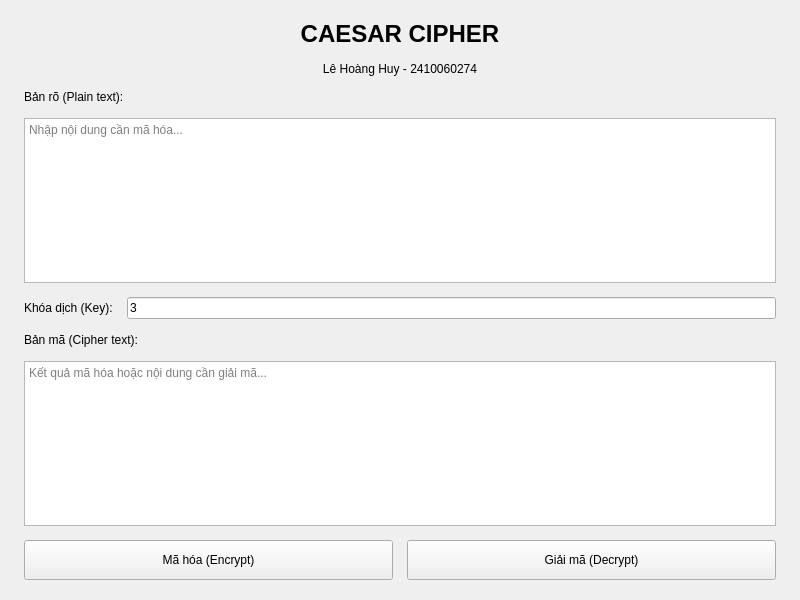
Qt form bai03/ui/caesar.ui (nh0z3ke-maker/LeHoangHuy_2410060274) before a commit.
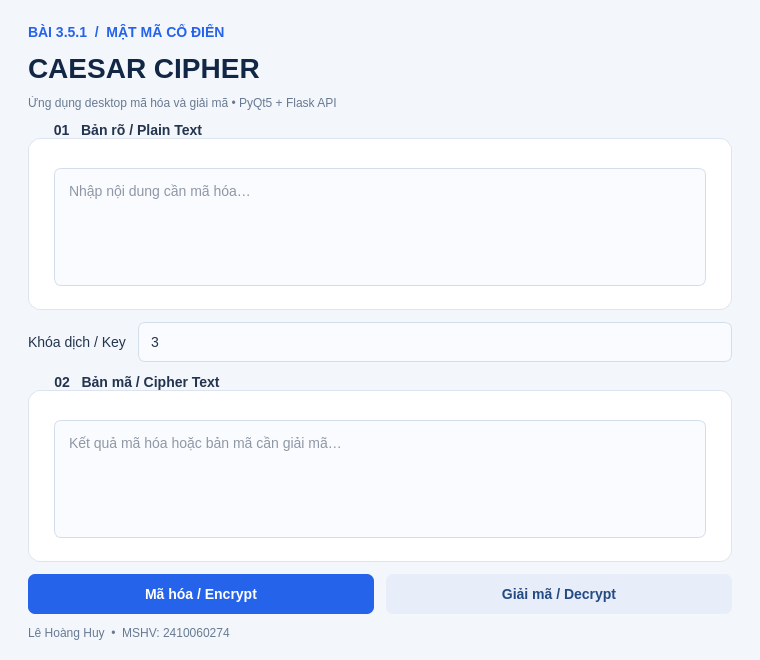
The same form after that commit.

Commit message: Hoan thanh bai 3.5.1 Caesar va 3.5.2 RSA

Diff of the .ui file:
```diff
--- a/bai03/ui/caesar.ui
+++ b/bai03/ui/caesar.ui
@@ -1,157 +1,16 @@
-<?xml version="1.0" encoding="UTF-8"?>
-<ui version="4.0">
- <class>MainWindow</class>
- <widget class="QMainWindow" name="MainWindow">
-  <property name="geometry">
-   <rect>
-    <x>0</x>
-    <y>0</y>
-    <width>800</width>
-    <height>600</height>
-   </rect>
-  </property>
-  <property name="windowTitle">
-   <string>Caesar Cipher - LeHoangHuy_2410060274</string>
-  </property>
-  <widget class="QWidget" name="centralwidget">
-   <layout class="QVBoxLayout" name="verticalLayout">
-    <property name="spacing">
-     <number>14</number>
-    </property>
-    <property name="leftMargin">
-     <number>24</number>
-    </property>
-    <property name="topMargin">
-     <number>20</number>
-    </property>
-    <property name="rightMargin">
-     <number>24</number>
-    </property>
-    <property name="bottomMargin">
-     <number>20</number>
-    </property>
-    <item>
-     <widget class="QLabel" name="lbl_title">
-      <property name="font">
-       <font>
-        <pointsize>18</pointsize>
-        <weight>75</weight>
-        <bold>true</bold>
-       </font>
-      </property>
-      <property name="text">
-       <string>CAESAR CIPHER</string>
-      </property>
-      <property name="alignment">
-       <set>Qt::AlignCenter</set>
-      </property>
-     </widget>
-    </item>
-    <item>
-     <widget class="QLabel" name="lbl_student">
-      <property name="text">
-       <string>Lê Hoàng Huy - 2410060274</string>
-      </property>
-      <property name="alignment">
-       <set>Qt::AlignCenter</set>
-      </property>
-     </widget>
-    </item>
-    <item>
-     <widget class="QLabel" name="lbl_plain_text">
-      <property name="text">
-       <string>Bản rõ (Plain text):</string>
-      </property>
-     </widget>
-    </item>
-    <item>
-     <widget class="QTextEdit" name="txt_plain_text">
-      <property name="acceptRichText">
-       <bool>false</bool>
-      </property>
-      <property name="placeholderText">
-       <string>Nhập nội dung cần mã hóa...</string>
-      </property>
-     </widget>
-    </item>
-    <item>
-     <layout class="QHBoxLayout" name="keyLayout">
-      <item>
-       <widget class="QLabel" name="lbl_key">
-        <property name="text">
-         <string>Khóa dịch (Key):</string>
-        </property>
-       </widget>
-      </item>
-      <item>
-       <widget class="QLineEdit" name="txt_key">
-        <property name="text">
-         <string>3</string>
-        </property>
-        <property name="placeholderText">
-         <string>Nhập số nguyên, ví dụ: 3</string>
-        </property>
-       </widget>
-      </item>
-     </layout>
-    </item>
-    <item>
-     <widget class="QLabel" name="lbl_cipher_text">
-      <property name="text">
-       <string>Bản mã (Cipher text):</string>
-      </property>
-     </widget>
-    </item>
-    <item>
-     <widget class="QTextEdit" name="txt_cipher_text">
-      <property name="acceptRichText">
-       <bool>false</bool>
-      </property>
-      <property name="placeholderText">
-       <string>Kết quả mã hóa hoặc nội dung cần giải mã...</string>
-      </property>
-     </widget>
-    </item>
-    <item>
-     <layout class="QHBoxLayout" name="buttonLayout">
-      <item>
-       <widget class="QPushButton" name="btn_encrypt">
-        <property name="minimumSize">
-         <size>
-          <width>0</width>
-          <height>40</height>
-         </size>
-        </property>
-        <property name="text">
-         <string>Mã hóa (Encrypt)</string>
-        </property>
-       </widget>
-      </item>
-      <item>
-       <widget class="QPushButton" name="btn_decrypt">
-        <property name="minimumSize">
-         <size>
-          <width>0</width>
-          <height>40</height>
-         </size>
-        </property>
-        <property name="text">
-         <string>Giải mã (Decrypt)</string>
-        </property>
-       </widget>
-      </item>
-     </layout>
-    </item>
-   </layout>
-  </widget>
- </widget>
- <tabstops>
-  <tabstop>txt_plain_text</tabstop>
-  <tabstop>txt_key</tabstop>
-  <tabstop>txt_cipher_text</tabstop>
-  <tabstop>btn_encrypt</tabstop>
-  <tabstop>btn_decrypt</tabstop>
- </tabstops>
- <resources/>
- <connections/>
-</ui>
+<?xml version='1.0' encoding='UTF-8'?>
+<ui version="4.0"><class>MainWindow</class><widget class="QMainWindow" name="MainWindow"><property name="geometry"><rect><x>0</x><y>0</y><width>760</width><height>660</height></rect></property><property name="windowTitle"><string>Caesar Cipher | Le Hoang Huy - 2410060274</string></property><property name="styleSheet"><string>QMainWindow { background: #f3f6fb; }
+QWidget { font-family: "Segoe UI"; font-size: 14px; color: #23344d; }
+QLabel#lbl_title { font-size: 28px; font-weight: 700; color: #122746; }
+QLabel#lbl_subtitle, QLabel#lbl_footer { color: #687a92; font-size: 12px; }
+QLabel#lbl_badge { color: #2563eb; font-weight: 600; }
+QGroupBox { background: white; border: 1px solid #dce4ef; border-radius: 12px; margin-top: 16px; padding: 20px 16px 14px; font-weight: 600; }
+QGroupBox::title { subcontrol-origin: margin; left: 18px; padding: 0 6px; }
+QTextEdit, QLineEdit { background: #f9fbfe; border: 1px solid #d4deeb; border-radius: 7px; padding: 10px; font-weight: 400; selection-background-color: #2563eb; }
+QTextEdit:focus, QLineEdit:focus { border: 1px solid #2563eb; }
+QPushButton { background: #2563eb; color: white; border: none; border-radius: 7px; padding: 12px 24px; font-weight: 600; }
+QPushButton:hover { background: #1d4ed8; }
+QPushButton:pressed { background: #1e40af; }
+QPushButton#btn_decrypt { background: #e8eef9; color: #234a83; }
+QPushButton#btn_decrypt:hover { background: #dbe6f8; }
+</string></property><widget class="QWidget" name="centralwidget"><layout class="QVBoxLayout" name="main_layout"><property name="leftMargin"><number>28</number></property><property name="topMargin"><number>24</number></property><property name="rightMargin"><number>28</number></property><property name="bottomMargin"><number>20</number></property><property name="spacing"><number>12</number></property><item><widget class="QLabel" name="lbl_badge"><property name="text"><string>BÀI 3.5.1  /  MẬT MÃ CỔ ĐIỂN</string></property></widget></item><item><widget class="QLabel" name="lbl_title"><property name="text"><string>CAESAR CIPHER</string></property></widget></item><item><widget class="QLabel" name="lbl_subtitle"><property name="text"><string>Ứng dụng desktop mã hóa và giải mã • PyQt5 + Flask API</string></property></widget></item><item><widget class="QGroupBox" name="group_message"><property name="title"><string>01   Bản rõ / Plain Text</string></property><layout class="QVBoxLayout" name="plain_layout"><item><widget class="QTextEdit" name="txt_plain_text"><property name="placeholderText"><string>Nhập nội dung cần mã hóa…</string></property><property name="acceptRichText"><bool>false</bool></property></widget></item></layout></widget></item><item><layout class="QHBoxLayout" name="key_layout"><item><widget class="QLabel" name="lbl_key"><property name="text"><string>Khóa dịch / Key</string></property></widget></item><item><widget class="QLineEdit" name="txt_key"><property name="text"><string>3</string></property><property name="placeholderText"><string>Số nguyên, ví dụ: 3</string></property><property name="toolTip"><string>Số bước dịch chữ cái trong bảng chữ cái A–Z.</string></property></widget></item></layout></item><item><widget class="QGroupBox" name="group_cipher"><property name="title"><string>02   Bản mã / Cipher Text</string></property><layout class="QVBoxLayout" name="cipher_layout"><item><widget class="QTextEdit" name="txt_cipher_text"><property name="placeholderText"><string>Kết quả mã hóa hoặc bản mã cần giải mã…</string></property><property name="acceptRichText"><bool>false</bool></property></widget></item></layout></widget></item><item><layout class="QHBoxLayout" name="button_layout"><item><widget class="QPushButton" name="btn_encrypt"><property name="text"><string>Mã hóa / Encrypt</string></property></widget></item><item><widget class="QPushButton" name="btn_decrypt"><property name="text"><string>Giải mã / Decrypt</string></property></widget></item></layout></item><item><widget class="QLabel" name="lbl_footer"><property name="text"><string>Lê Hoàng Huy  •  MSHV: 2410060274</string></property></widget></item></layout></widget></widget><tabstops><tabstop>txt_plain_text</tabstop><tabstop>txt_key</tabstop><tabstop>txt_cipher_text</tabstop><tabstop>btn_encrypt</tabstop><tabstop>btn_decrypt</tabstop></tabstops><resources /><connections /></ui>
```
The commit also changes 13 other files.
